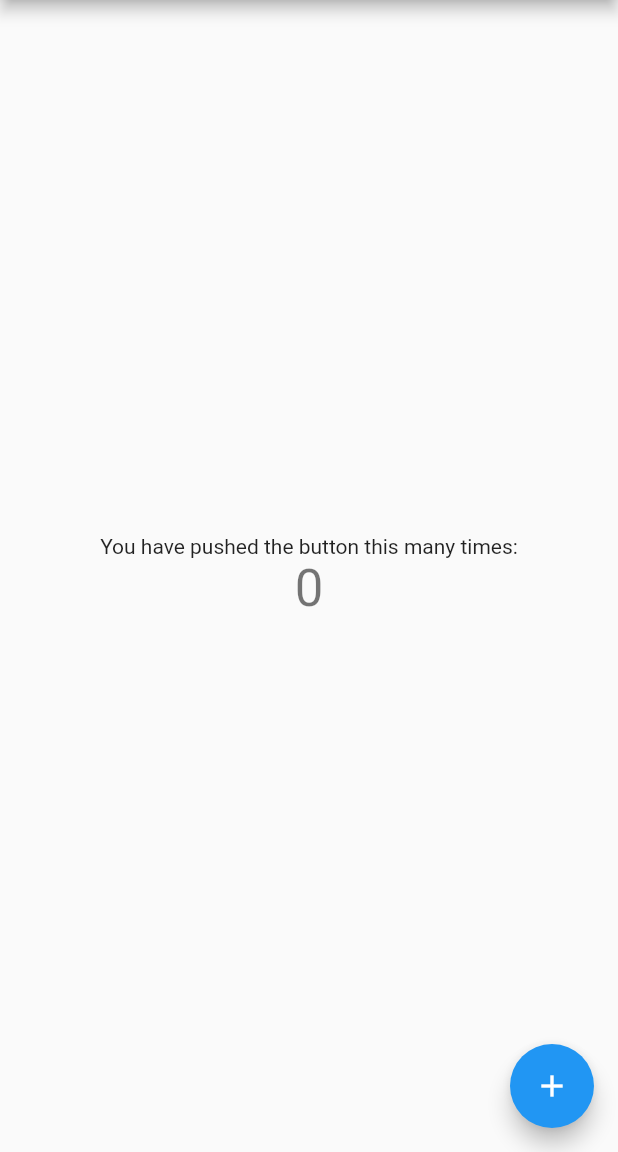
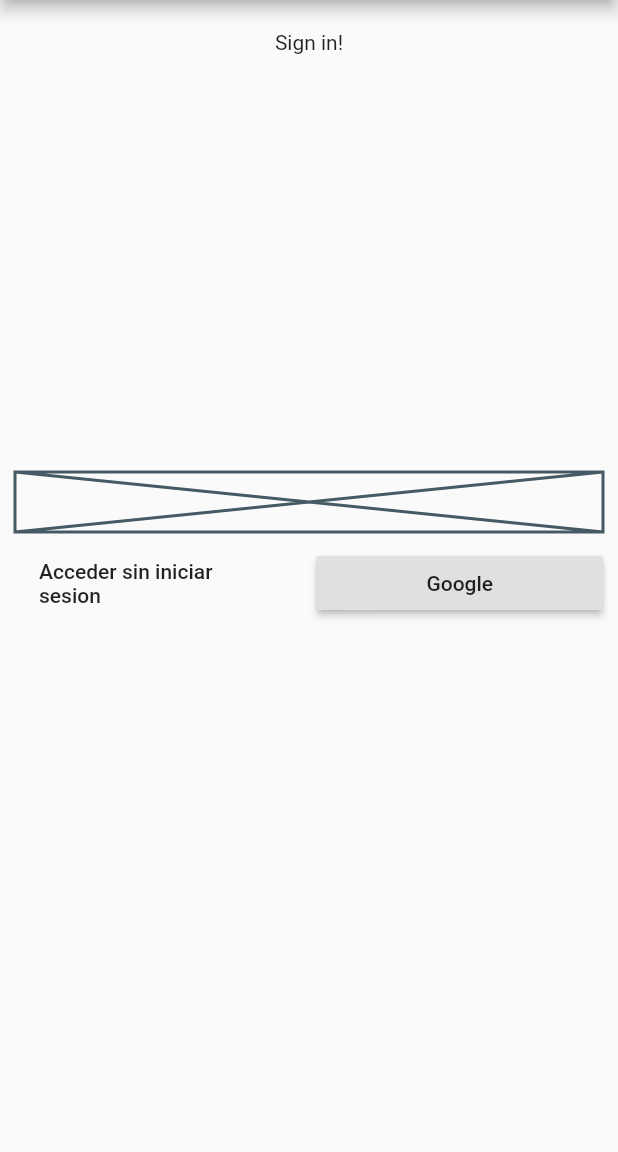
Before and after one commit to dbenitez-bcn/sharlist, a Flutter app: the screen it shows after launch, on a phone screen of 412 x 824 dp, the part 84-1236 px from its top. Run offline on Flutter 3.47's test engine with Material 2 defaults, Android fonts, the phone set to English and light mode, and no system bars; our stand-ins replace bloc, cloud_firestore, dartz, equatable, firebase_auth, flutter_bloc and 2 more; accounts and stored records are empty.

Commit message:
Google sign in android fixed

```diff
--- a/lib/core/injection_container.dart
+++ b/lib/core/injection_container.dart
@@ -1,28 +1,32 @@
 import 'package:cloud_firestore/cloud_firestore.dart';
 import 'package:firebase_auth/firebase_auth.dart';
 import 'package:get_it/get_it.dart';
+import 'package:google_sign_in/google_sign_in.dart';
 import 'package:sharlist/data/datasources/user_remote_data_source.dart';
 import 'package:sharlist/data/repositories/auth_repository_impl.dart';
 import 'package:sharlist/domain/services/auth_service.dart';
 import 'package:sharlist/domain/usecases/sign_in_anonymously.dart';
+import 'package:sharlist/domain/usecases/sign_in_with_google.dart';
 import 'package:sharlist/presentation/bloc/auth/auth_bloc.dart';
 
 final sl = GetIt.instance;
 
 void setUpDependencies() {
   // Bloc
-  sl.registerFactory(() => AuthBloc(signInAnonymously: sl()));
+  sl.registerFactory(() => AuthBloc(signInAnonymously: sl(), signInWithGoogle: sl()));
 
   // Use cases
   sl.registerLazySingleton(() => SignInAnonymously(sl()));
+  sl.registerLazySingleton(() => SignInWithGoogle(sl()));
 
   // Services
   sl.registerLazySingleton<AuthService>(() => AuthRepositoryImpl(dataSource: sl()));
 
   // Data sources
-  sl.registerLazySingleton<UserRemoteDataSource>(() => UserRemoteDataSourceImpl(firestore: sl(), auth: sl()));
+  sl.registerLazySingleton<UserRemoteDataSource>(() => UserRemoteDataSourceImpl(firestore: sl(), auth: sl(), googleSignIn: sl()));
 
   // External
   sl.registerLazySingleton(() => FirebaseAuth.instance);
   sl.registerLazySingleton(() => Firestore.instance);
+  sl.registerLazySingleton(() => GoogleSignIn());
 }
--- a/lib/main.dart
+++ b/lib/main.dart
@@ -1,5 +1,10 @@
 import 'package:flutter/material.dart';
+import 'package:flutter_bloc/flutter_bloc.dart';
 import 'package:sharlist/core/injection_container.dart';
+import 'package:sharlist/presentation/bloc/auth/auth_bloc.dart';
+import 'package:sharlist/presentation/bloc/auth/auth_event.dart';
+import 'package:sharlist/presentation/bloc/auth/auth_state.dart';
+import 'package:sharlist/presentation/widgets/sign_in_anonymous_button.dart';
 
 import 'core/constants.dart';
 
@@ -26,6 +31,7 @@ class MyApp extends StatelessWidget {
           // is not restarted.
           primarySwatch: Colors.blue,
         ),
+        //home: Scaffold(body: Center(child: Text('${Constants.APP_NAME}')))
         home: MyHomePage(title: '${Constants.APP_NAME}'),
         );
   }
@@ -65,53 +71,87 @@ class _MyHomePageState extends State<MyHomePage> {
 
   @override
   Widget build(BuildContext context) {
-    // This method is rerun every time setState is called, for instance as done
-    // by the _incrementCounter method above.
-    //
-    // The Flutter framework has been optimized to make rerunning build methods
-    // fast, so that you can just rebuild anything that needs updating rather
-    // than having to individually change instances of widgets.
     return Scaffold(
-      appBar: AppBar(
-        // Here we take the value from the MyHomePage object that was created by
-        // the App.build method, and use it to set our appbar title.
-        title: Text(widget.title),
+      appBar: AppBar(title: Text(widget.title)),
+      body: BlocProvider(
+        builder: (_) => sl<AuthBloc>(),
+        child: Center(
+          child: Padding(
+            padding: const EdgeInsets.all(10),
+            child: Column(
+              children: <Widget>[
+                SizedBox(height: 10),
+                // Top half
+                Container(
+                    // Third of the size of the screen
+                    height: MediaQuery.of(context).size.height / 3,
+                    // Message Text widgets / CircularLoadingIndicator
+                    child: new AuthBlocBuilder()),
+                SizedBox(height: 20),
+                // Bottom half
+                Column(
+                  children: <Widget>[
+                    // TextField
+                    Placeholder(fallbackHeight: 40),
+                    SizedBox(height: 10),
+                    Row(
+                      children: <Widget>[
+                        Expanded(
+                          // Search concrete button
+                          child: SignInAnonymouslyButton(),
                         ),
-      body: Center(
-        // Center is a layout widget. It takes a single child and positions it
-        // in the middle of the parent.
-        child: Column(
-          // Column is also a layout widget. It takes a list of children and
-          // arranges them vertically. By default, it sizes itself to fit its
-          // children horizontally, and tries to be as tall as its parent.
-          //
-          // Invoke "debug painting" (press "p" in the console, choose the
-          // "Toggle Debug Paint" action from the Flutter Inspector in Android
-          // Studio, or the "Toggle Debug Paint" command in Visual Studio Code)
-          // to see the wireframe for each widget.
-          //
-          // Column has various properties to control how it sizes itself and
-          // how it positions its children. Here we use mainAxisAlignment to
-          // center the children vertically; the main axis here is the vertical
-          // axis because Columns are vertical (the cross axis would be
-          // horizontal).
-          mainAxisAlignment: MainAxisAlignment.center,
-          children: <Widget>[
-            Text(
-              'You have pushed the button this many times:',
-            ),
-            Text(
-              '$_counter',
-              style: Theme.of(context).textTheme.display1,
-            ),
+                        SizedBox(width: 10),
+                        Expanded(
+                          // Random button
+                          child: new GoogleButton(),
+                        )
+                      ],
+                    )
+                  ],
+                )
               ],
             ),
           ),
-      floatingActionButton: FloatingActionButton(
-        onPressed: _incrementCounter,
-        tooltip: 'Increment',
-        child: Icon(Icons.add),
-      ), // This trailing comma makes auto-formatting nicer for build methods.
+        ),
+      ),
     );
   }
 }
+
+class AuthBlocBuilder extends StatelessWidget {
+  const AuthBlocBuilder({
+    Key key,
+  }) : super(key: key);
+
+  @override
+  Widget build(BuildContext context) {
+    return BlocBuilder<AuthBloc, AuthState>(
+      builder: (context, state) {
+        if (state is Empty)
+          return Text("Sign in!");
+        else if (state is Loading)
+          return CircularProgressIndicator();
+        else if (state is Loaded)
+          return Text(state.user.uid);
+        else if (state is Error) return Text(state.message);
+        return Container();
+      },
+    );
+  }
+}
+
+class GoogleButton extends StatelessWidget {
+  const GoogleButton({
+    Key key,
+  }) : super(key: key);
+
+  @override
+  Widget build(BuildContext context) {
+    return RaisedButton(
+      child: Text('Google'),
+      onPressed: () {
+        BlocProvider.of<AuthBloc>(context).add(SignInWithGoogleEvent());
+      },
+    );
+  }
+}
--- a/lib/presentation/widgets/sign_in_anonymous_button.dart
+++ b/lib/presentation/widgets/sign_in_anonymous_button.dart
@@ -1,19 +1,17 @@
 import 'package:flutter/material.dart';
-import 'package:sharlist/core/injection_container.dart';
-import 'package:sharlist/domain/usecases/sign_in_anonymously.dart';
+import 'package:flutter_bloc/flutter_bloc.dart';
+import 'package:sharlist/presentation/bloc/auth/auth_bloc.dart';
+import 'package:sharlist/presentation/bloc/auth/auth_event.dart';
 
 class SignInAnonymouslyButton extends StatelessWidget {
   @override
   Widget build(BuildContext context) {
     return FlatButton(
       key: Key('signInAnonymouslyButton'),
-      onPressed: _signIn,
+      onPressed: () {
+        BlocProvider.of<AuthBloc>(context).add(SignInAnonymouslyEvent());
+      },
       child: Text('Acceder sin iniciar sesion'),
     );
   }
-
-  void _signIn() {
-    final useCase = sl<SignInAnonymously>();
-    useCase();
-  }
 }
--- a/pubspec.yaml
+++ b/pubspec.yaml
@@ -75,3 +75,6 @@ flutter:
   #
   # For details regarding fonts from package dependencies,
   # see https://flutter.dev/custom-fonts/#from-packages
+  module:
+
+    androidX: true
```
Also changed, not shown: 6 other files. Lines whose indentation alone changed are shown as unchanged.
